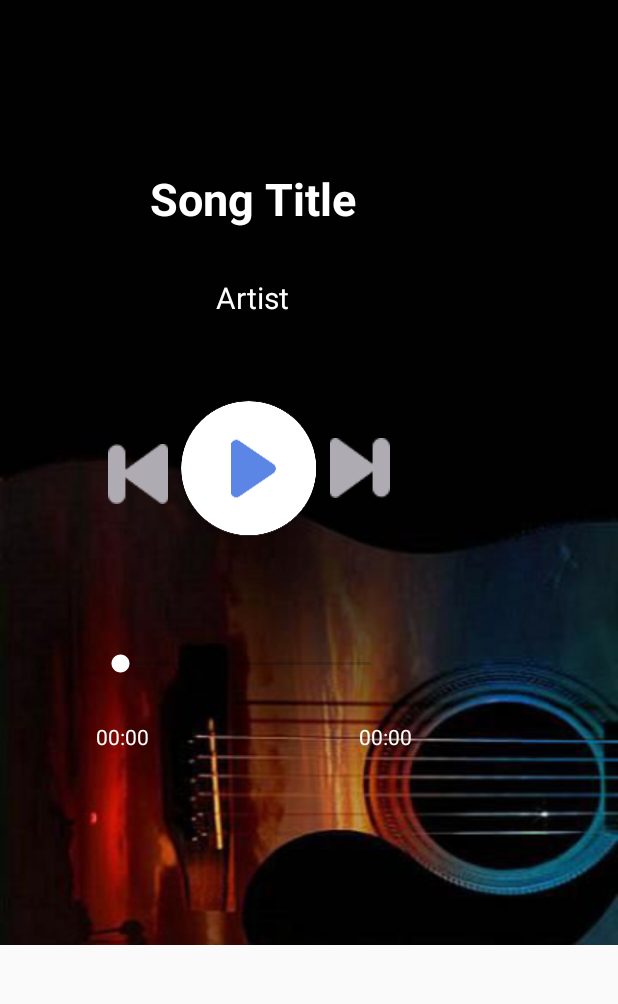
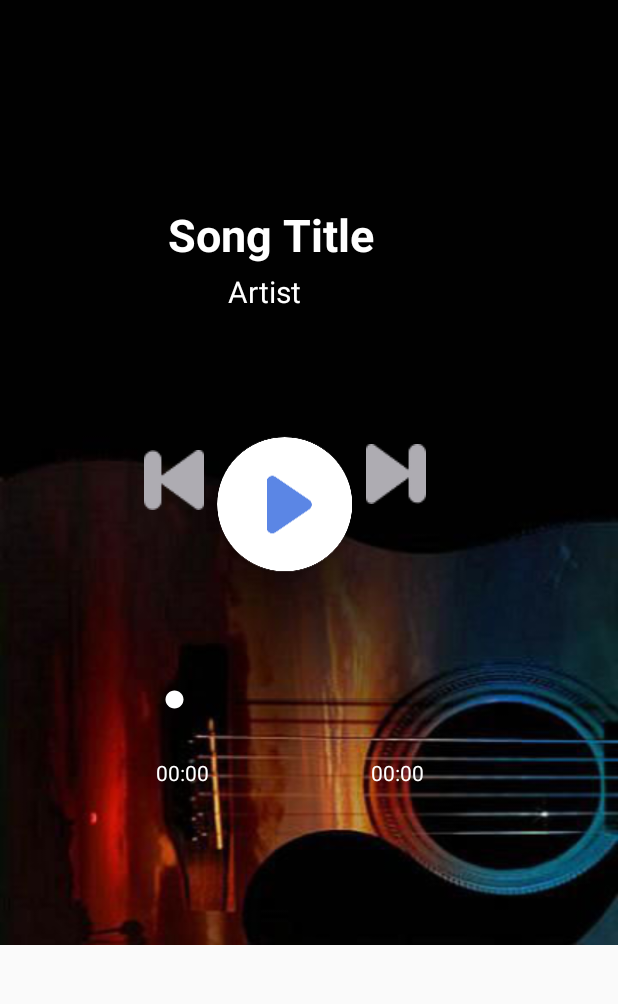
Before and after one commit to AneeshCRao/MusicPlayer_MAD, an Android app: the screen it shows after launch (MainActivity), tab 2 chosen, on a phone screen of 412 x 824 dp, the part 84-1088 px from its top. Run offline under Robolectric (Android 15) with nearby library versions, the phone set to English and light mode, and no system bars.

Commit message:
alignment changes

```diff
--- a/app/src/main/res/layout/player.xml
+++ b/app/src/main/res/layout/player.xml
@@ -15,11 +15,11 @@
         android:id="@+id/SongNameTV"
         android:layout_width="wrap_content"
         android:layout_height="wrap_content"
-        android:layout_marginStart="84dp"
-        android:layout_marginTop="96dp"
+        android:layout_marginStart="96dp"
+        android:layout_marginTop="120dp"
         android:text="Song Title"
+        android:textColor="#FFFFFF"
         android:textSize="30dp"
-        android:textColor="#FFFFFF"
         android:textStyle="bold"
         app:layout_constraintStart_toStartOf="parent"
         app:layout_constraintTop_toTopOf="parent" />
@@ -28,11 +28,11 @@
         android:id="@+id/ArtistNameTV"
         android:layout_width="wrap_content"
         android:layout_height="wrap_content"
-        android:layout_marginStart="128dp"
-        android:layout_marginTop="32dp"
+        android:layout_marginStart="136dp"
+        android:layout_marginTop="4dp"
         android:text="Artist"
+        android:textColor="#FFFFFF"
         android:textSize="20dp"
-        android:textColor="#FFFFFF"
         app:layout_constraintStart_toStartOf="parent"
         app:layout_constraintTop_toBottomOf="@+id/SongNameTV" />
 
@@ -42,7 +42,7 @@
         android:layout_width="40dp"
         android:layout_height="40dp"
 
-        android:layout_marginTop="280dp"
+        android:layout_marginTop="284dp"
         android:background="@drawable/prevsongbutton"
         app:layout_constraintEnd_toStartOf="@+id/btnPlay"
         app:layout_constraintTop_toTopOf="parent" />
@@ -51,7 +51,7 @@
         android:id="@+id/btnPlay"
         android:layout_width="wrap_content"
         android:layout_height="107dp"
-        android:layout_marginStart="96dp"
+        android:layout_marginStart="120dp"
         android:layout_marginTop="108dp"
         android:background="@drawable/playbutton"
         app:layout_constraintStart_toStartOf="parent"
@@ -63,7 +63,7 @@
         android:layout_width="40dp"
         android:layout_height="40dp"
 
-        android:layout_marginTop="276dp"
+        android:layout_marginTop="280dp"
         android:background="@drawable/nextsongbutton"
         app:layout_constrainedWidth="false"
         app:layout_constraintStart_toEndOf="@+id/btnPlay"
@@ -74,19 +74,19 @@
         android:id="@+id/seekBar"
         android:layout_width="199dp"
         android:layout_height="37dp"
-        android:layout_marginStart="48dp"
+        android:layout_marginStart="84dp"
         android:layout_marginTop="56dp"
         android:outlineAmbientShadowColor="@color/design_default_color_primary_dark"
         android:outlineSpotShadowColor="@color/design_default_color_primary_dark"
+        android:thumbTint="@color/white"
         app:layout_constraintStart_toStartOf="parent"
-        app:layout_constraintTop_toBottomOf="@+id/btnPlay"
-        android:thumbTint="@color/white"/>
+        app:layout_constraintTop_toBottomOf="@+id/btnPlay" />
 
     <TextView
         android:id="@+id/timerTV"
         android:layout_width="wrap_content"
         android:layout_height="wrap_content"
-        android:layout_marginStart="48dp"
+        android:layout_marginStart="88dp"
         android:layout_marginTop="20dp"
         android:text="00:00"
         android:textColor="#FFFFFF"
@@ -97,7 +97,7 @@
         android:id="@+id/fullTimerTV"
         android:layout_width="wrap_content"
         android:layout_height="wrap_content"
-        android:layout_marginStart="140dp"
+        android:layout_marginStart="108dp"
         android:layout_marginTop="20dp"
         android:text="00:00"
         android:textColor="#FFFFFF"
```
